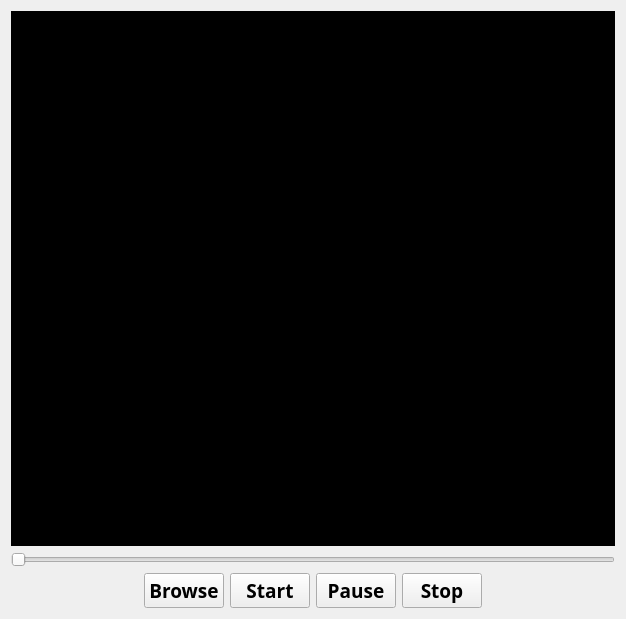
The window that forms/pfwidget.ui (Boazrciasn/RDFramework) describes before a commit, drawn with Qt 5.
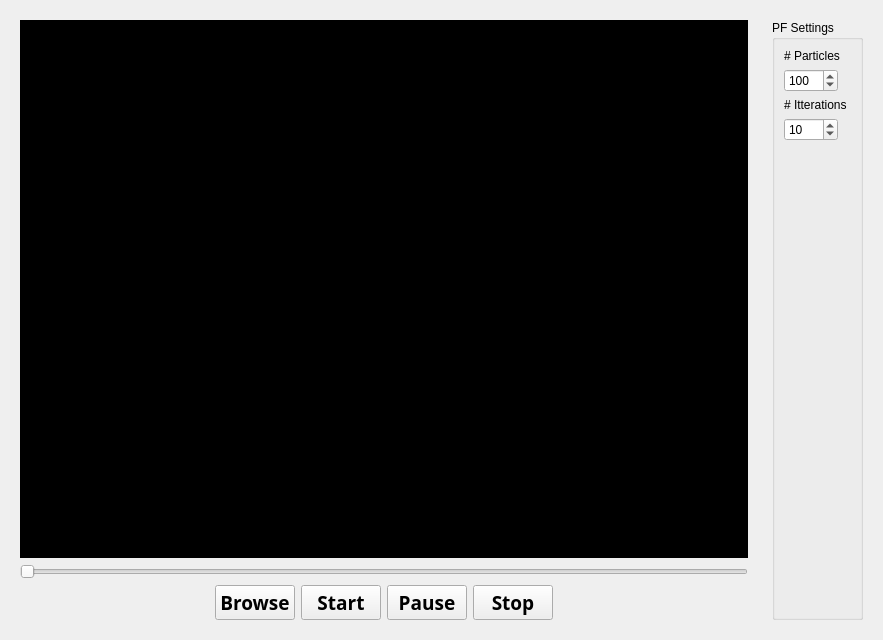
The same window after the commit.

Commit message: particle count & itteration count controllers added

Diff of the .ui file:
```diff
--- a/forms/pfwidget.ui
+++ b/forms/pfwidget.ui
@@ -6,14 +6,17 @@
    <rect>
     <x>0</x>
     <y>0</y>
-    <width>626</width>
-    <height>619</height>
+    <width>883</width>
+    <height>640</height>
    </rect>
   </property>
   <property name="windowTitle">
    <string>Form</string>
   </property>
-  <layout class="QVBoxLayout" name="verticalLayout" stretch="1,0,0">
+  <layout class="QHBoxLayout" name="horizontalLayout_2" stretch="1,0">
+   <item>
+    <widget class="QWidget" name="playerWidget" native="true">
+     <layout class="QVBoxLayout" name="verticalLayout_2" stretch="1,0,0">
    <item>
     <widget class="QLabel" name="display_label">
      <property name="styleSheet">
@@ -123,6 +126,58 @@
    </item>
   </layout>
  </widget>
+   </item>
+   <item>
+    <widget class="QWidget" name="widget" native="true">
+     <layout class="QGridLayout" name="gridLayout">
+      <item row="0" column="0">
+       <widget class="QGroupBox" name="groupBox">
+        <property name="title">
+         <string>PF Settings</string>
+        </property>
+        <layout class="QFormLayout" name="formLayout">
+         <item row="0" column="0">
+          <widget class="QLabel" name="particleCountLabel">
+           <property name="text">
+            <string># Particles</string>
+           </property>
+          </widget>
+         </item>
+         <item row="1" column="0">
+          <widget class="QSpinBox" name="particleCountSpinBox">
+           <property name="maximum">
+            <number>1000</number>
+           </property>
+           <property name="value">
+            <number>100</number>
+           </property>
+          </widget>
+         </item>
+         <item row="2" column="0">
+          <widget class="QLabel" name="itterCountLabel">
+           <property name="text">
+            <string># Itterations</string>
+           </property>
+          </widget>
+         </item>
+         <item row="3" column="0">
+          <widget class="QSpinBox" name="itteCountSpinBox">
+           <property name="maximum">
+            <number>1000</number>
+           </property>
+           <property name="value">
+            <number>10</number>
+           </property>
+          </widget>
+         </item>
+        </layout>
+       </widget>
+      </item>
+     </layout>
+    </widget>
+   </item>
+  </layout>
+ </widget>
  <resources/>
  <connections>
   <connection>
```
Left out of the diff: 136 changed lines with no effect on the pictures. Lines whose indentation alone changed are shown as unchanged. The commit also changes 2 other files.
